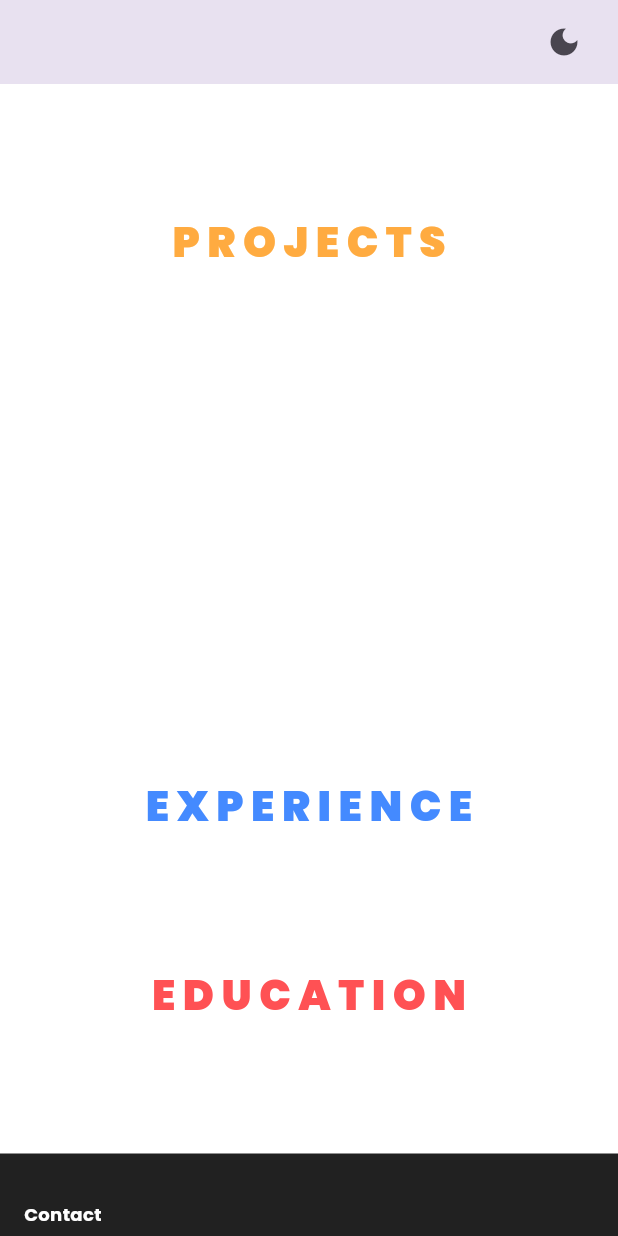
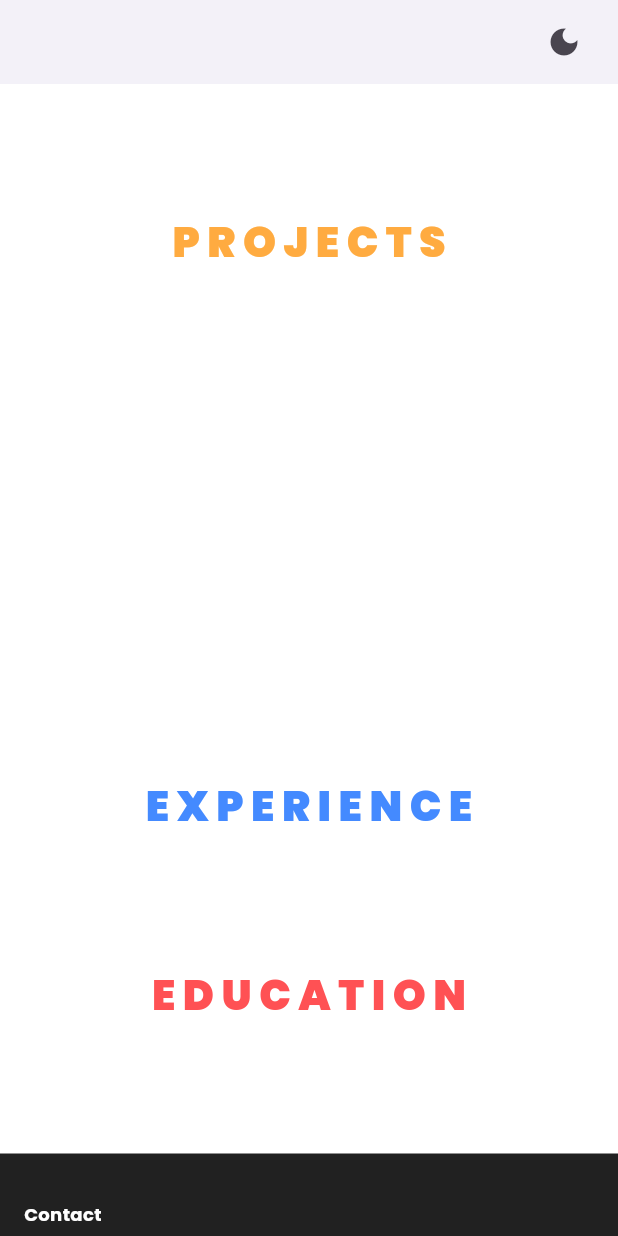
Before and after one commit to kunalmanocha98/my-portfolio, a Flutter app: the screen it shows after launch, scrolled down 576 dp, after a tap on the "light mode" icon, on a phone screen of 412 x 824 dp. Run offline on Flutter 3.47's test engine with Material 3 defaults, Android fonts, the light colour scheme and no system bars; our stand-ins replace cloud_firestore, equatable, firebase_core, firebase_storage, flutter_bloc, google_fonts and 1 more; missing offline and left inert: dart:html; accounts and stored records are empty.

Commit message:
Changes: 1. dark mode check

```diff
--- a/lib/modules/home/home_page.dart
+++ b/lib/modules/home/home_page.dart
@@ -26,14 +26,14 @@ class HomePage extends StatelessWidget {
               if (state is LightThemeState) {
                 return IconButton(
                   onPressed: () {
-                    themeBloc.changeState(false);
+                    themeBloc.changeState(context,false);
                   },
                   icon: const Icon(Icons.dark_mode),
                 );
               } else {
                 return IconButton(
                   onPressed: () {
-                    themeBloc.changeState(true);
+                    themeBloc.changeState(context,true);
                   },
                   icon: const Icon(Icons.light_mode),
                 );
@@ -49,7 +49,7 @@ class HomePage extends StatelessWidget {
               mainAxisAlignment: MainAxisAlignment.center,
               mainAxisSize: MainAxisSize.min,
               children: [
-                PersonalWidgetView(),
+                const PersonalWidgetView(),
                 SizedBox(
                   height: dimens.gapLarge,
                 ),
--- a/lib/modules/personal/bloc/personal_bloc.dart
+++ b/lib/modules/personal/bloc/personal_bloc.dart
@@ -1,11 +1,11 @@
 import 'package:flutter_bloc/flutter_bloc.dart';
 import 'package:portfolio/main.dart';
-import 'package:portfolio/theme/theme_bloc.dart';
 import '../../../utils/firebase_keys.dart';
 import '../model/personal_detail_model.dart';
 import '../state/personal_state.dart';
 
 class PersonalBloc extends Cubit<PersonalState> {
+  PersonalDetailsResponse? response;
   PersonalBloc(super.initialState){
     fetchData();
   }
@@ -16,6 +16,11 @@ class PersonalBloc extends Cubit<PersonalState> {
         .doc(DocumentNames.personal)
         .get())
         .data();
-    emit(LoadedPersonalState(PersonalDetailsResponse.fromJson(data!)));
+    response = PersonalDetailsResponse.fromJson(data!);
+    emitLoadedData();
+  }
+
+  emitLoadedData(){
+    emit(LoadedPersonalState(response!));
   }
 }
--- a/lib/theme/theme_bloc.dart
+++ b/lib/theme/theme_bloc.dart
@@ -1,11 +1,18 @@
+import 'package:flutter/cupertino.dart';
 import 'package:flutter_bloc/flutter_bloc.dart';
+import 'package:portfolio/modules/personal/bloc/personal_bloc.dart';
 import 'package:portfolio/theme/theme_state.dart';
 
 class ThemeBloc extends Cubit<ThemeState>{
   ThemeBloc(super.initialState);
 
-  changeState(bool isDark){
+  changeState(BuildContext context,bool isDark){
     isDark?emit(LightThemeState()):emit(DarkThemeState());
+    updateOtherWidgets(context);
+  }
+
+  updateOtherWidgets(BuildContext context){
+    BlocProvider.of<PersonalBloc>(context).emitLoadedData();
   }
 
 }
--- a/lib/theme/theme_state.dart
+++ b/lib/theme/theme_state.dart
@@ -8,13 +8,18 @@ abstract class ThemeState extends Equatable{}
 class LightThemeState extends ThemeState{
   final themeData = ThemeData.light(useMaterial3: true).copyWith(
     scaffoldBackgroundColor: Colors.white,
+    appBarTheme: const AppBarTheme(color: Colors.transparent),
     textTheme: TextTheme(
       displayLarge: GoogleFonts.nothingYouCouldDo(
           fontSize: 54,
           fontWeight: FontWeight.bold,
           color: AppColors.appBlackColor
       ),
-      // displayMedium: ,
+      displayMedium: GoogleFonts.poppins(
+          fontSize: 32,
+          fontWeight: FontWeight.bold,
+          color: AppColors.appPrimaryTextColorLight
+      ),
       // displaySmall: ,
       // headlineLarge: ,
       // headlineMedium: ,
@@ -38,13 +43,18 @@ class LightThemeState extends ThemeState{
 class DarkThemeState extends ThemeState{
   final themeData = ThemeData.dark(useMaterial3: true,).copyWith(
     scaffoldBackgroundColor: Colors.black,
+      appBarTheme: const AppBarTheme(color: Colors.transparent),
       textTheme: TextTheme(
         displayLarge: GoogleFonts.nothingYouCouldDo(
             fontSize: 54,
             fontWeight: FontWeight.bold,
             color: AppColors.appWhiteColor
         ),
-        // displayMedium: ,
+        displayMedium: GoogleFonts.poppins(
+            fontSize: 32,
+            fontWeight: FontWeight.bold,
+            color: AppColors.appPrimaryTextColorDark
+        ),
         // displaySmall: ,
         // headlineLarge: ,
         // headlineMedium: ,
--- a/lib/utils/text_styles.dart
+++ b/lib/utils/text_styles.dart
@@ -139,4 +139,5 @@ class CustomStyles{
   CustomStyles(this.context);
 
   TextStyle? get nameStyle => Theme.of(context).textTheme.displayLarge;
+  TextStyle? get headingStyle => Theme.of(context).textTheme.displayMedium;
 }
```
Also changed, not shown: lib/modules/personal/ui/personal_widget_web.dart (+4 -4 lines).
